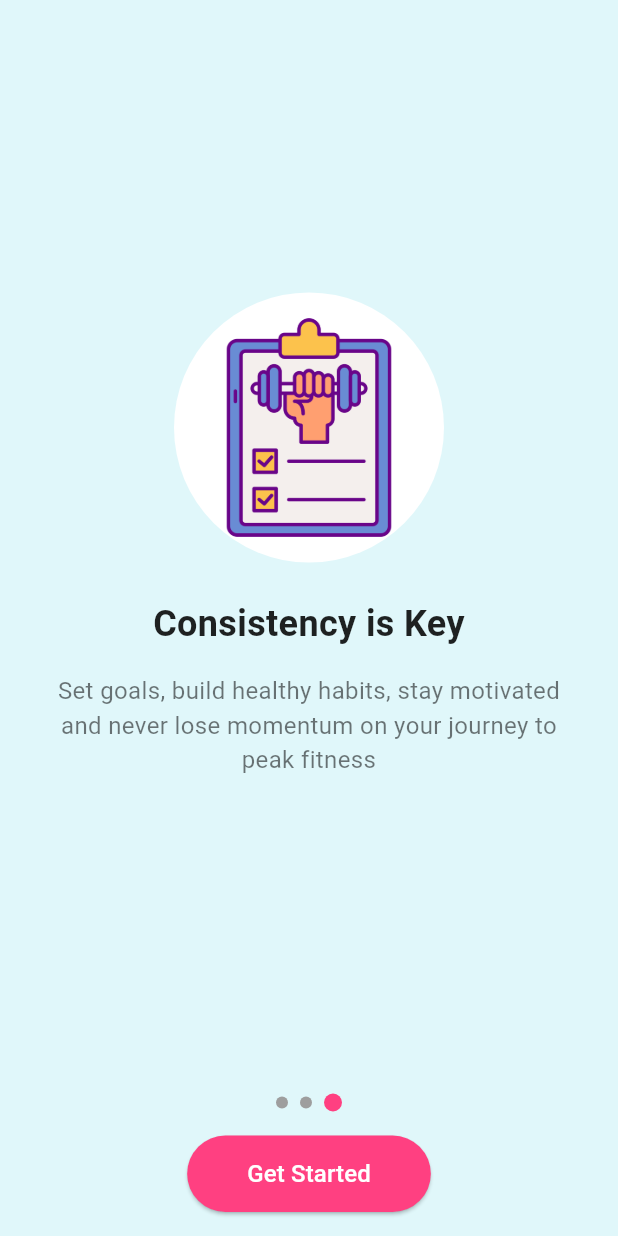
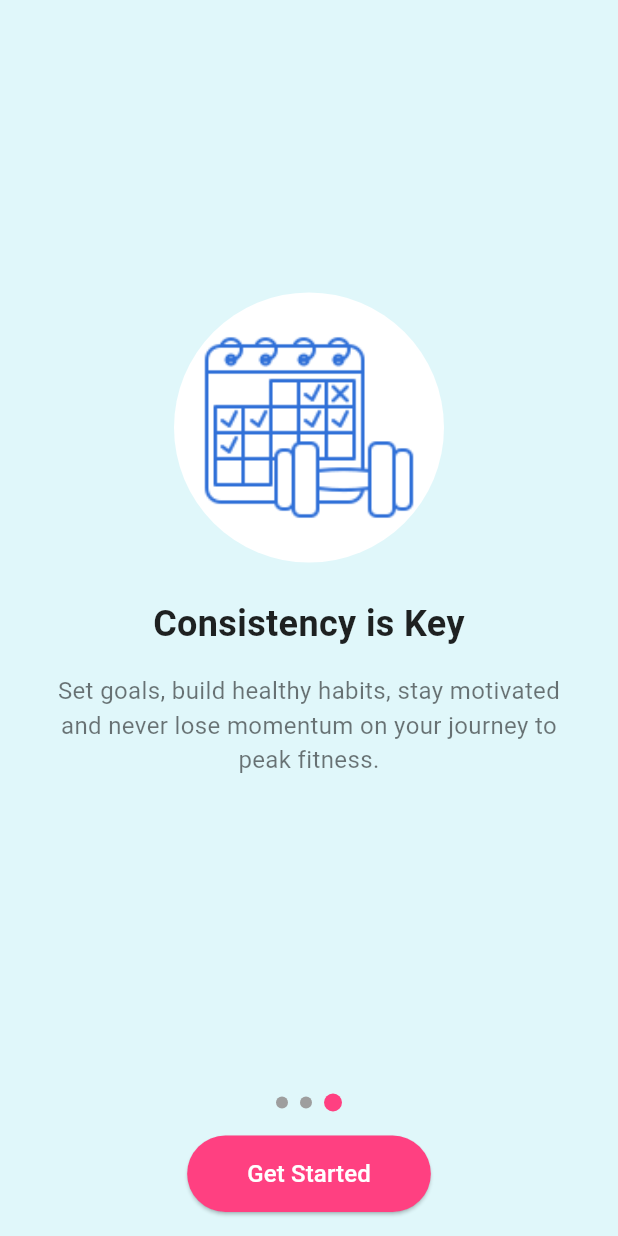
Before and after one commit to mohammad0234/Fitness-Tracker-App, a Flutter app: the screen it shows after launch, swiped to page 3, on a phone screen of 412 x 824 dp. Run offline on Flutter 3.47's test engine with Material 3 defaults, Android fonts, the phone set to English and light mode, and no system bars.

Commit message:
Comments added

```diff
--- a/fitjourney/lib/screens/onboarding_screen.dart
+++ b/fitjourney/lib/screens/onboarding_screen.dart
@@ -1,11 +1,12 @@
 import 'package:flutter/material.dart';
 
-// Simple model class for each onboarding page
+/// Model class representing a single onboarding page.
 class OnboardingPageData {
   final String image;
   final String title;
   final String description;
 
+  /// Constructor for OnboardingPageData
   OnboardingPageData({
     required this.image,
     required this.title,
@@ -13,6 +14,7 @@ class OnboardingPageData {
   });
 }
 
+/// Stateful widget that manages the onboarding screen.
 class OnboardingScreen extends StatefulWidget {
   const OnboardingScreen({super.key});
 
@@ -21,10 +23,10 @@ class OnboardingScreen extends StatefulWidget {
 }
 
 class _OnboardingScreenState extends State<OnboardingScreen> {
-  final PageController _pageController = PageController();
-  int currentIndex = 0;
+  final PageController _pageController = PageController(); // Controller for PageView
+  int currentIndex = 0; // Tracks the current page index
 
-  // Example data — replace with your images & text
+  /// List of onboarding pages with associated images, titles, and descriptions.
   final List<OnboardingPageData> pages = [
     OnboardingPageData(
       image: 'assets/images/onboarding1.png',
@@ -37,14 +39,14 @@ class _OnboardingScreenState extends State<OnboardingScreen> {
       description: "Effortlessly log workouts, monitor results, celebrate milestones and watch your performance improve day by day.",
     ),
     OnboardingPageData(
-      image: 'assets/images/onboarding4.png',
+      image: 'assets/images/onboarding3.png',
       title: 'Consistency is Key',
-      description: "Set goals, build healthy habits, stay motivated and never lose momentum on your journey to peak fitness",
+      description: "Set goals, build healthy habits, stay motivated and never lose momentum on your journey to peak fitness.",
     ),
   ];
 
+  /// Skips the onboarding flow by jumping directly to the last page.
   void _onSkipPressed() {
-    // Jump to the last page
     _pageController.animateToPage(
       pages.length - 1,
       duration: const Duration(milliseconds: 300),
@@ -52,15 +54,15 @@ class _OnboardingScreenState extends State<OnboardingScreen> {
     );
   }
 
+  /// Moves to the next page or navigates to the sign-up screen if on the last page.
   void _onNextPressed() {
     if (currentIndex < pages.length - 1) {
-      // Go to next page
       _pageController.nextPage(
         duration: const Duration(milliseconds: 300),
         curve: Curves.easeInOut,
       );
     } else {
-      // Last page => Navigate to signup/home
+      // Last page => Navigate to the sign-up or home screen
       Navigator.pushReplacementNamed(context, '/signup');
     }
   }
@@ -68,12 +70,11 @@ class _OnboardingScreenState extends State<OnboardingScreen> {
   @override
   Widget build(BuildContext context) {
     return Scaffold(
-      // Pastel green background
-      backgroundColor: const Color(0xFFE0F7FA),
+      backgroundColor: const Color(0xFFE0F7FA), // Light pastel background
       body: SafeArea(
         child: Column(
           children: [
-            // Top row with Skip (only if not on last page)
+            /// Top row with the 'Skip' button (only visible if not on the last page)
             Row(
               mainAxisAlignment: MainAxisAlignment.end,
               children: [
@@ -92,7 +93,7 @@ class _OnboardingScreenState extends State<OnboardingScreen> {
               ],
             ),
 
-            // PageView
+            /// Main PageView widget for onboarding slides
             Expanded(
               child: PageView.builder(
                 controller: _pageController,
@@ -108,12 +109,12 @@ class _OnboardingScreenState extends State<OnboardingScreen> {
               ),
             ),
 
-            // Dots Indicator + Next / Get Started Button
+            /// Page indicator (dots) and Next/Get Started button
             Padding(
               padding: const EdgeInsets.symmetric(vertical: 16),
               child: Column(
                 children: [
-                  // Dot indicators
+                  /// Dot indicators to represent current onboarding step
                   Row(
                     mainAxisAlignment: MainAxisAlignment.center,
                     children: List.generate(
@@ -125,19 +126,20 @@ class _OnboardingScreenState extends State<OnboardingScreen> {
                         height: currentIndex == index ? 12 : 8,
                         decoration: BoxDecoration(
                           color: currentIndex == index
-                              ? Colors.pinkAccent
-                              : Colors.grey,
+                              ? Colors.pinkAccent // Active dot color
+                              : Colors.grey, // Inactive dot color
                           shape: BoxShape.circle,
                         ),
                       ),
                     ),
                   ),
                   const SizedBox(height: 16),
-                  // Next / Get Started Button
+
+                  /// Next / Get Started button
                   ElevatedButton(
                     onPressed: _onNextPressed,
                     style: ElevatedButton.styleFrom(
-                      backgroundColor: Colors.pinkAccent,
+                      backgroundColor: Colors.pinkAccent, // Button color
                       shape: RoundedRectangleBorder(
                         borderRadius: BorderRadius.circular(30),
                       ),
@@ -147,9 +149,7 @@ class _OnboardingScreenState extends State<OnboardingScreen> {
                       ),
                     ),
                     child: Text(
-                      currentIndex == pages.length - 1
-                          ? 'Get Started'
-                          : 'Next',
+                      currentIndex == pages.length - 1 ? 'Get Started' : 'Next',
                       style: const TextStyle(
                         color: Colors.white,
                         fontSize: 16,
@@ -165,7 +165,7 @@ class _OnboardingScreenState extends State<OnboardingScreen> {
     );
   }
 
-  // Single onboarding page
+  /// Builds a single onboarding page with an image, title, and description.
   Widget _buildOnboardingPage(OnboardingPageData data) {
     return Center(
       child: Padding(
@@ -173,7 +173,7 @@ class _OnboardingScreenState extends State<OnboardingScreen> {
         child: Column(
           mainAxisAlignment: MainAxisAlignment.center,
           children: [
-            // Circle with illustration
+            /// Circular container to display onboarding images
             Container(
               width: 180,
               height: 180,
@@ -191,7 +191,7 @@ class _OnboardingScreenState extends State<OnboardingScreen> {
             ),
             const SizedBox(height: 24),
 
-            // Title
+            /// Title text
             Text(
               data.title,
               style: const TextStyle(
@@ -203,7 +203,7 @@ class _OnboardingScreenState extends State<OnboardingScreen> {
             ),
             const SizedBox(height: 16),
 
-            // Description
+            /// Description text
             Text(
               data.description,
               style: const TextStyle(
```
